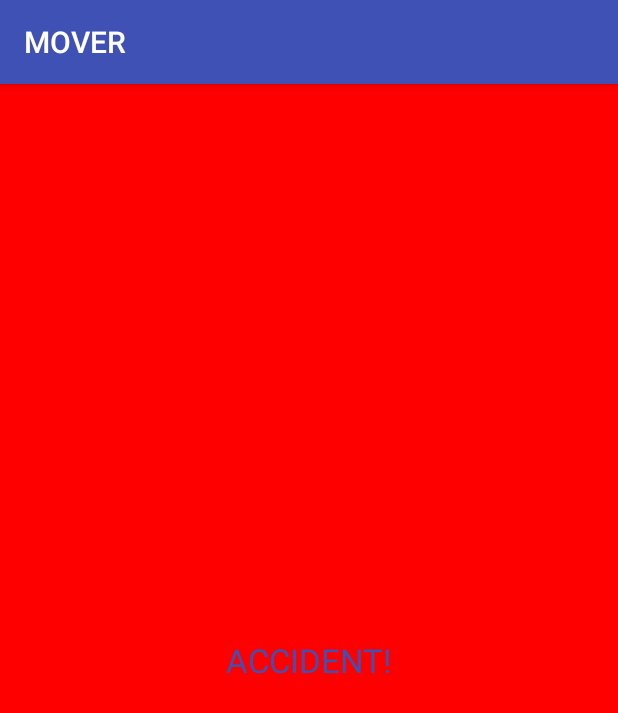
After one commit to KingsleyBell/MOVER, an Android app: the accidentActivity screen opened directly, with no data from a screen before it, on a phone screen of 412 x 824 dp. The commit adds this screen. Shown: the top 713 px of the screen. Run offline under Robolectric (Android 15) with nearby library versions, the phone set to English and light mode, and no system bars.

Commit message:
Accident activity added and signup

```diff
--- a/app/src/main/AndroidManifest.xml
+++ b/app/src/main/AndroidManifest.xml
@@ -15,7 +15,7 @@
         android:label="@string/app_name"
         android:supportsRtl="true"
         android:theme="@style/AppTheme">
-        <activity android:name=".MainActivity"></activity>
+        <activity android:name=".MainActivity" />
         <activity
             android:name=".LoginActivity"
             android:label="@string/title_activity_login">
@@ -25,6 +25,7 @@
                 <category android:name="android.intent.category.LAUNCHER" />
             </intent-filter>
         </activity>
+        <activity android:name=".accidentActivity"></activity>
     </application>
 
 </manifest>
--- /dev/null
+++ b/app/src/main/java/com/example/mover/mover/accidentActivity.java
@@ -0,0 +1,13 @@
+package com.example.mover.mover;
+
+import android.support.v7.app.AppCompatActivity;
+import android.os.Bundle;
+
+public class accidentActivity extends AppCompatActivity {
+
+    @Override
+    protected void onCreate(Bundle savedInstanceState) {
+        super.onCreate(savedInstanceState);
+        setContentView(R.layout.activity_accident);
+    }
+}
--- a/app/src/main/java/com/example/mover/mover/postRequest.java
+++ b/app/src/main/java/com/example/mover/mover/postRequest.java
@@ -17,14 +17,17 @@ import java.nio.charset.StandardCharsets;
  */
 public class postRequest extends AsyncTask<String, String, String> {
 
+    private String urlParameters;
+
     public interface AsyncResponse {
         void processFinish(String output);
     }
 
     public AsyncResponse delegate = null;
 
-    public postRequest(AsyncResponse delegate) {
+    public postRequest(AsyncResponse delegate, String urlParameters) {
         this.delegate = delegate;
+        this.urlParameters = urlParameters;
     }
 
     @Override
@@ -43,7 +46,6 @@ public class postRequest extends AsyncTask<String, String, String> {
         InputStream in = null;
         try {
 
-            String urlParameters  = "name=Luke&message=Hello";
             byte[] postData       = urlParameters.getBytes();
             int postDataLength = postData.length;
             URL url            = new URL(urlString);
--- /dev/null
+++ b/app/src/main/res/layout/activity_accident.xml
@@ -0,0 +1,26 @@
+<?xml version="1.0" encoding="utf-8"?>
+<RelativeLayout xmlns:android="http://schemas.android.com/apk/res/android"
+    xmlns:tools="http://schemas.android.com/tools"
+    android:background="@color/colorRed"
+    android:layout_width="match_parent"
+    android:layout_height="match_parent"
+    android:paddingBottom="@dimen/activity_vertical_margin"
+    android:paddingLeft="@dimen/activity_horizontal_margin"
+    android:paddingRight="@dimen/activity_horizontal_margin"
+    android:paddingTop="@dimen/activity_vertical_margin"
+    tools:context="com.example.mover.mover.accidentActivity">
+
+    <TextView
+        android:layout_width="wrap_content"
+        android:layout_height="wrap_content"
+        android:textAppearance="?android:attr/textAppearanceLarge"
+        android:textColor="@color/colorPrimary"
+        android:gravity="center"
+        android:text="ACCIDENT!"
+        android:id="@+id/accidentText"
+        android:layout_centerVertical="true"
+        android:layout_alignParentLeft="true"
+        android:layout_alignParentStart="true"
+        android:layout_alignParentRight="true"
+        android:layout_alignParentEnd="true" />
+</RelativeLayout>
--- a/app/src/main/res/layout/activity_login.xml
+++ b/app/src/main/res/layout/activity_login.xml
@@ -7,7 +7,7 @@
         android:layout_width="wrap_content"
         android:layout_height="wrap_content"
         android:inputType="textPersonName"
-        android:text="@string/username"
+        android:text="@string/email"
         android:ems="10"
         android:id="@+id/userNameText"
         android:gravity="center"
@@ -38,6 +38,7 @@
         android:layout_width="wrap_content"
         android:layout_height="wrap_content"
         android:text="SIGN IN"
+        android:onClick="attemptLogin"
         android:id="@+id/sign_in_button"
         android:layout_below="@+id/passwordText"
         android:layout_alignParentLeft="true"
@@ -51,6 +52,7 @@
         android:layout_width="wrap_content"
         android:layout_height="wrap_content"
         android:text="SIGN UP"
+        android:onClick="signup"
         android:id="@+id/sign_up_button"
         android:layout_below="@+id/sign_in_button"
         android:layout_marginTop="50dp"
--- a/app/src/main/res/values/strings.xml
+++ b/app/src/main/res/values/strings.xml
@@ -1,6 +1,6 @@
 <resources>
     <string name="app_name">MOVER</string>
-    <string name="username">Username</string>
+    <string name="email">Email</string>
     <string name="title_activity_login">Sign in</string>
 
     <!-- Strings related to login -->
```
Also changed, not shown: app/src/main/java/com/example/mover/mover/LoginActivity.java (+6 -9 lines), app/src/main/java/com/example/mover/mover/MainActivity.java (+24 -1 lines), app/src/main/java/com/example/mover/mover/signupActivity.java (added, +55 -0 lines), app/src/main/res/layout/activity_signup.xml (added, +104 -0 lines).
